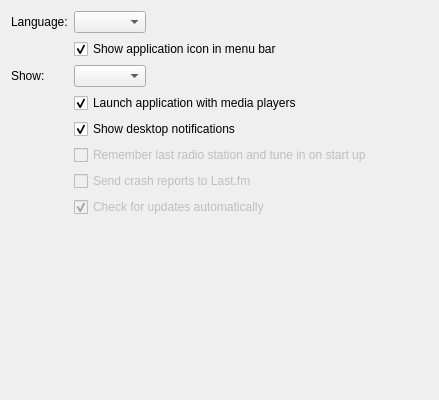
The window that app/client/Settings/GeneralSettingsWidget.ui (mutecypher/lastfm-desktop) describes before a commit, drawn with Qt 5.
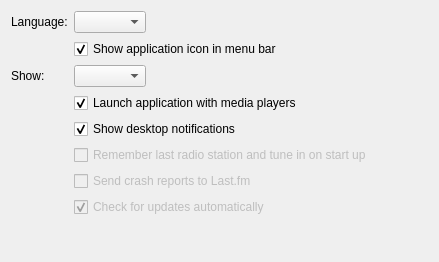
The same window after the commit.

Commit message:
Preference dialog changes and improvements
- Remove scrobble percentage (defaults to 50%)
- Disabled min/max buttons
- Fixed account tab user label positioning
- Changed Add User Error text

The edit to the form file:
```diff
--- a/app/client/Settings/GeneralSettingsWidget.ui
+++ b/app/client/Settings/GeneralSettingsWidget.ui
@@ -7,7 +7,7 @@
     <x>0</x>
     <y>0</y>
     <width>439</width>
-    <height>400</height>
+    <height>262</height>
    </rect>
   </property>
   <property name="windowTitle">
```
The commit also changes 7 other files.
